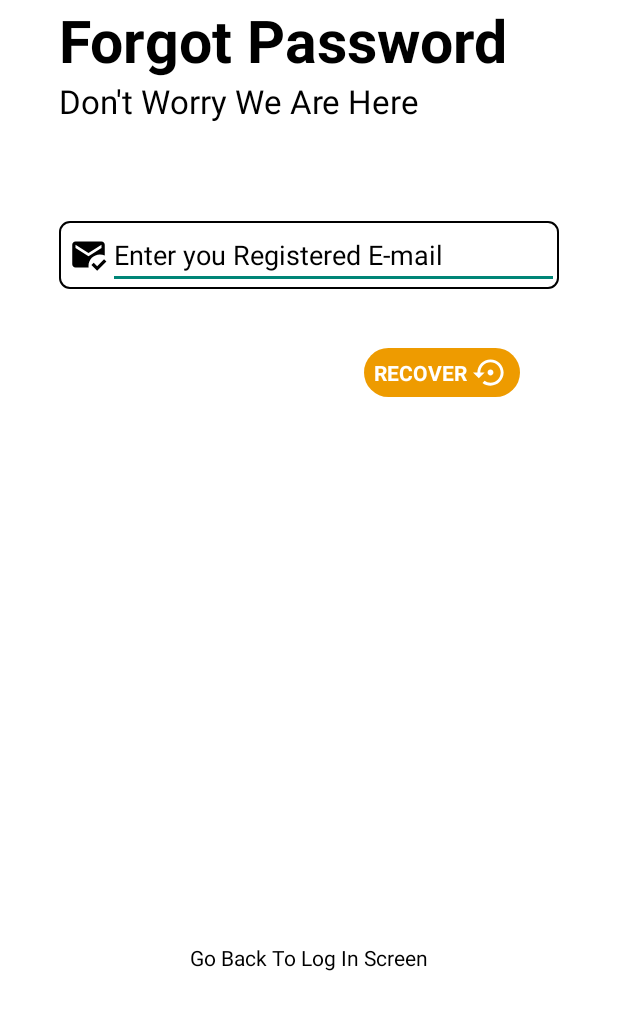
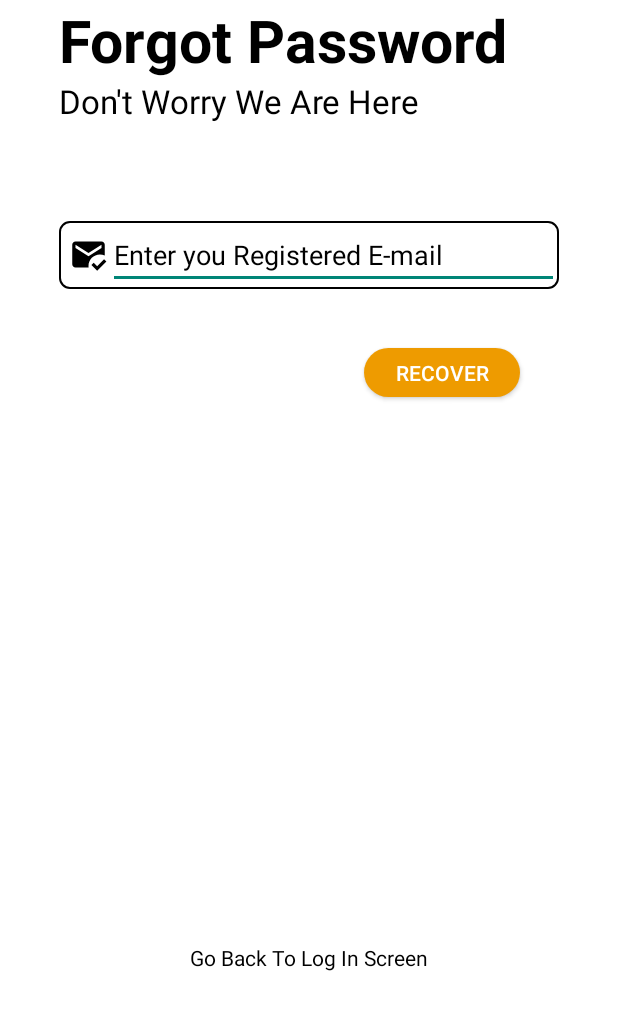
Before and after one commit to MARZ51x/audibookfinal, an Android app: the ForgotPassword screen opened directly, with no data from a screen before it, on a phone screen of 412 x 824 dp, the part 205-1235 px from its top. Run offline under Robolectric (Android 15) with nearby library versions, the phone set to English and light mode, and no system bars; our stand-ins replace Firebase (no records; nobody signed in at launch, a user with empty details on screens opened directly), sdp/ssp sizes.

Commit message:
LOGOUT Updated and forgotpassword fixed

```diff
--- a/app/src/main/res/layout/activity_forgot_password.xml
+++ b/app/src/main/res/layout/activity_forgot_password.xml
@@ -19,9 +19,8 @@
         android:layout_height="match_parent"
         android:layout_marginLeft="@dimen/_30sdp"
         android:layout_marginRight="@dimen/_30sdp"
-        android:orientation="vertical"
         android:background="?attr/page_backgroundColor"
-        >
+        android:orientation="vertical">
 
         <ImageView
             android:id="@+id/logo_main"
@@ -33,8 +32,7 @@
             app:layout_constraintLeft_toLeftOf="parent"
             app:layout_constraintRight_toRightOf="parent"
             app:layout_constraintTop_toTopOf="parent"
-            app:tint="?attr/text_color"
-            >
+            app:tint="?attr/text_color">
 
         </ImageView>
 
@@ -53,8 +51,7 @@
                 android:text="Forgot Password"
                 android:textColor="?attr/text_color"
                 android:textSize="@dimen/_30ssp"
-                android:textStyle="bold"
-                >
+                android:textStyle="bold">
 
             </TextView>
 
@@ -63,8 +60,7 @@
                 android:layout_height="wrap_content"
                 android:text="Don't Worry We Are Here"
                 android:textColor="?attr/text_color"
-                android:textSize="@dimen/_17ssp"
-                >
+                android:textSize="@dimen/_17ssp">
 
             </TextView>
 
@@ -88,8 +84,7 @@
                 android:layout_height="@dimen/_20sdp"
                 android:layout_marginLeft="@dimen/_5sdp"
                 android:src="@drawable/ic_registered_email"
-                app:tint="?attr/text_color"
-                >
+                app:tint="?attr/text_color">
 
             </ImageView>
 
@@ -98,9 +93,8 @@
                 android:layout_width="match_parent"
                 android:layout_height="wrap_content"
                 android:hint="Enter you Registered E-mail"
-                android:textColorHint="?attr/text_color"
                 android:textColor="?attr/text_color"
-                >
+                android:textColorHint="?attr/text_color">
 
             </EditText>
 
@@ -116,13 +110,13 @@
             android:background="@drawable/button_design"
             android:text="Recover"
             android:textColor="@color/White"
+            android:visibility="visible"
             app:layout_constraintRight_toRightOf="parent"
-            app:layout_constraintTop_toBottomOf="@id/forgot_text_field"
-            android:visibility="invisible">
+            app:layout_constraintTop_toBottomOf="@id/forgot_text_field">
 
         </Button>
 
-        <LinearLayout
+      <!--  <LinearLayout
             android:layout_width="@dimen/_80sdp"
             android:layout_height="@dimen/_25sdp"
             android:layout_marginTop="@dimen/_30sdp"
@@ -134,10 +128,10 @@
             <TextView
                 android:layout_width="wrap_content"
                 android:layout_height="wrap_content"
+                android:layout_gravity="center"
+                android:layout_marginLeft="@dimen/_5sdp"
                 android:text="RECOVER"
                 android:textColor="@color/White"
-                android:layout_marginLeft="@dimen/_5sdp"
-                android:layout_gravity="center"
                 android:textStyle="bold">
 
             </TextView>
@@ -145,13 +139,12 @@
             <ImageView
                 android:layout_width="@dimen/_18sdp"
                 android:layout_height="@dimen/_18sdp"
+                android:layout_gravity="center"
+                android:layout_marginLeft="@dimen/_3sdp"
                 android:src="@drawable/ic_recover"
-                app:tint="@color/White"
-                android:layout_marginLeft="@dimen/_3sdp"
-                android:layout_gravity="center">
-            </ImageView>
+                app:tint="@color/White"></ImageView>
 
-        </LinearLayout>
+        </LinearLayout>-->
 
         <TextView
             android:id="@+id/gobacktologin"
```
Also changed, not shown: app/src/main/res/layout/activity_settings.xml (+6 -2 lines).
